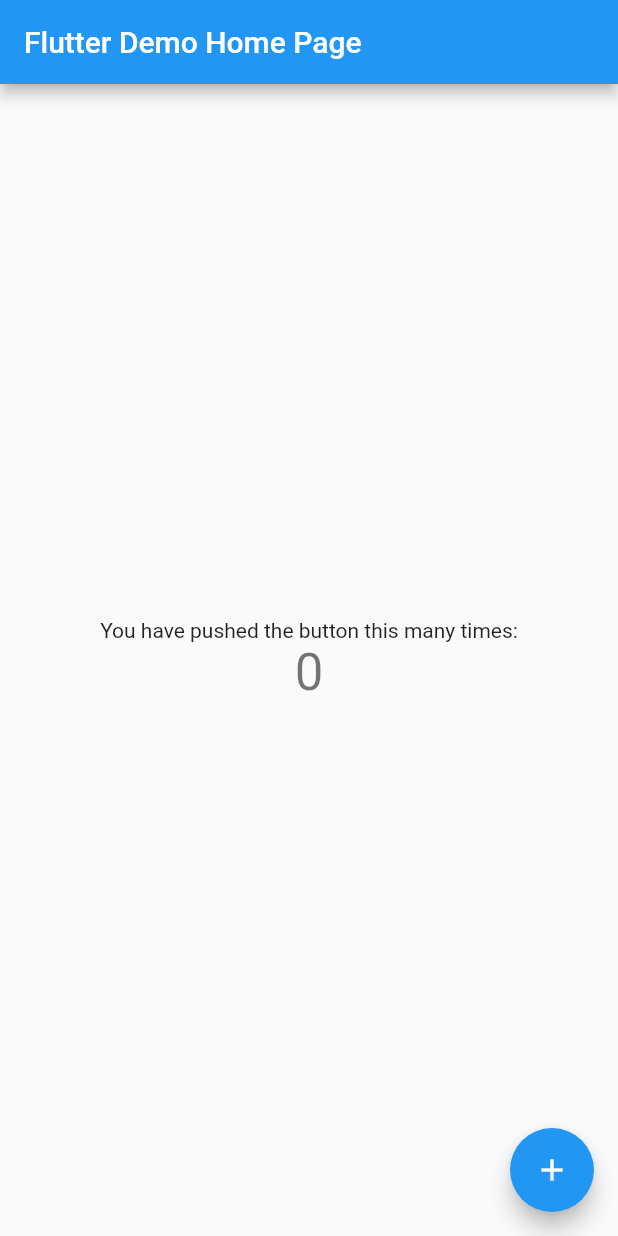
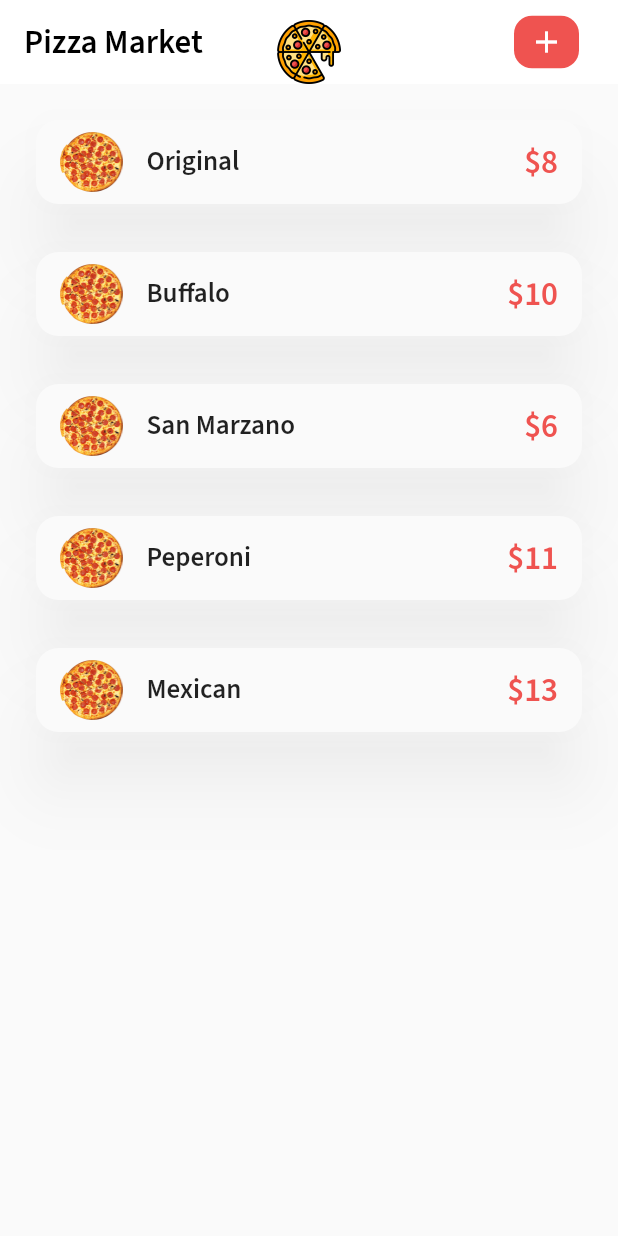
Before and after one commit to Mandalolec/Flutter-beginning-of-the-way, a Flutter app: the screen it shows after launch, on a phone screen of 412 x 824 dp. Run offline on Flutter 3.47's test engine with Material 2 defaults, Android fonts, the light colour scheme and no system bars; our stand-ins replace google_fonts.

Commit message:
Finish
This is a finished application. I changed the icon on the desktop,
added images to the assets folder, created all the same pages and
classes that I had in the test branch. Tried to repeat UI tasks

```diff
--- a/lib/main.dart
+++ b/lib/main.dart
@@ -1,115 +1,24 @@
 import 'package:flutter/material.dart';
+import 'package:provider/provider.dart';
+
+import 'pages/market_page.dart';
+import 'models/pizza.dart';
 
 void main() {
-  runApp(const MyApp());
+  runApp(const PizzaMarket());
 }
 
-class MyApp extends StatelessWidget {
-  const MyApp({Key? key}) : super(key: key);
+class PizzaMarket extends StatelessWidget {
+  const PizzaMarket({Key? key}) : super(key: key);
 
-  // This widget is the root of your application.
   @override
   Widget build(BuildContext context) {
-    return MaterialApp(
-      title: 'Flutter Demo',
-      theme: ThemeData(
-        // This is the theme of your application.
-        //
-        // Try running your application with "flutter run". You'll see the
-        // application has a blue toolbar. Then, without quitting the app, try
-        // changing the primarySwatch below to Colors.green and then invoke
-        // "hot reload" (press "r" in the console where you ran "flutter run",
-        // or simply save your changes to "hot reload" in a Flutter IDE).
-        // Notice that the counter didn't reset back to zero; the application
-        // is not restarted.
-        primarySwatch: Colors.blue,
+    return ChangeNotifierProvider<PizzaList>(
+      create: (context) => PizzaList(),
+      child: const MaterialApp(
+        title: 'pizza_first',
+        home: MarketPage(),
       ),
-      home: const MyHomePage(title: 'Flutter Demo Home Page'),
     );
   }
 }
-
-class MyHomePage extends StatefulWidget {
-  const MyHomePage({Key? key, required this.title}) : super(key: key);
-
-  // This widget is the home page of your application. It is stateful, meaning
-  // that it has a State object (defined below) that contains fields that affect
-  // how it looks.
-
-  // This class is the configuration for the state. It holds the values (in this
-  // case the title) provided by the parent (in this case the App widget) and
-  // used by the build method of the State. Fields in a Widget subclass are
-  // always marked "final".
-
-  final String title;
-
-  @override
-  State<MyHomePage> createState() => _MyHomePageState();
-}
-
-class _MyHomePageState extends State<MyHomePage> {
-  int _counter = 0;
-
-  void _incrementCounter() {
-    setState(() {
-      // This call to setState tells the Flutter framework that something has
-      // changed in this State, which causes it to rerun the build method below
-      // so that the display can reflect the updated values. If we changed
-      // _counter without calling setState(), then the build method would not be
-      // called again, and so nothing would appear to happen.
-      _counter++;
-    });
-  }
-
-  @override
-  Widget build(BuildContext context) {
-    // This method is rerun every time setState is called, for instance as done
-    // by the _incrementCounter method above.
-    //
-    // The Flutter framework has been optimized to make rerunning build methods
-    // fast, so that you can just rebuild anything that needs updating rather
-    // than having to individually change instances of widgets.
-    return Scaffold(
-      appBar: AppBar(
-        // Here we take the value from the MyHomePage object that was created by
-        // the App.build method, and use it to set our appbar title.
-        title: Text(widget.title),
-      ),
-      body: Center(
-        // Center is a layout widget. It takes a single child and positions it
-        // in the middle of the parent.
-        child: Column(
-          // Column is also a layout widget. It takes a list of children and
-          // arranges them vertically. By default, it sizes itself to fit its
-          // children horizontally, and tries to be as tall as its parent.
-          //
-          // Invoke "debug painting" (press "p" in the console, choose the
-          // "Toggle Debug Paint" action from the Flutter Inspector in Android
-          // Studio, or the "Toggle Debug Paint" command in Visual Studio Code)
-          // to see the wireframe for each widget.
-          //
-          // Column has various properties to control how it sizes itself and
-          // how it positions its children. Here we use mainAxisAlignment to
-          // center the children vertically; the main axis here is the vertical
-          // axis because Columns are vertical (the cross axis would be
-          // horizontal).
-          mainAxisAlignment: MainAxisAlignment.center,
-          children: <Widget>[
-            const Text(
-              'You have pushed the button this many times:',
-            ),
-            Text(
-              '$_counter',
-              style: Theme.of(context).textTheme.headline4,
-            ),
-          ],
-        ),
-      ),
-      floatingActionButton: FloatingActionButton(
-        onPressed: _incrementCounter,
-        tooltip: 'Increment',
-        child: const Icon(Icons.add),
-      ), // This trailing comma makes auto-formatting nicer for build methods.
-    );
-  }
-}
--- /dev/null
+++ b/lib/models/my_list_widget.dart
@@ -0,0 +1,37 @@
+import 'package:flutter/material.dart';
+import 'package:google_fonts/google_fonts.dart';
+import 'package:provider/provider.dart';
+
+import 'pizza.dart';
+
+// ignore: must_be_immutable
+class ListPizzaWrapper extends StatelessWidget {
+  List<Pizza> pList = [];
+  ListPizzaWrapper({Key? key, required this.pList}) : super(key: key);
+  @override
+  Widget build(BuildContext context) {
+    return ListView.separated(
+        itemCount: context.watch<PizzaList>().getData.length,
+        separatorBuilder: (BuildContext context, int index) {
+          return const SizedBox(height: 32);
+        },
+        itemBuilder: (BuildContext context, int index) {
+          return Material(
+            elevation: 20,
+            shadowColor: Colors.black26,
+            borderRadius: BorderRadius.circular(15),
+            child: ListTile(
+              title: Text(pList[index].name,
+                  style: GoogleFonts.sourceSansPro(
+                      fontSize: 18, fontWeight: FontWeight.w600)),
+              trailing: Text("\$${pList[index].price}",
+                  style: GoogleFonts.sourceSansPro(
+                      fontSize: 22,
+                      fontWeight: FontWeight.w600,
+                      color: Colors.red[400])),
+              leading: Image.asset('assets/image/pizza0.png', scale: 12),
+            ),
+          );
+        });
+  }
+}
--- /dev/null
+++ b/lib/models/pizza.dart
@@ -0,0 +1,39 @@
+import 'package:flutter/material.dart';
+
+class Pizza {
+  String name = "";
+  String price = "";
+  Pizza(this.name, this.price);
+  @override
+  toString() => '{$name, $price}';
+}
+
+class PizzaList with ChangeNotifier {
+  List<Pizza> pizzaList = <Pizza>[
+    Pizza("Original", "8"),
+    Pizza("Buffalo", "10"),
+    Pizza("San Marzano", "6"),
+    Pizza("Peperoni", "11"),
+    Pizza("Mexican", "13"),
+  ];
+
+  List<Pizza> get getData => pizzaList;
+  String name = "";
+  String price = "";
+  void addPizzaListName(String newName) {
+    name = newName;
+    notifyListeners();
+  }
+
+  void addPizzaListCompanies(String newPrice) {
+    price = newPrice;
+    notifyListeners();
+  }
+
+  void addPizzaList(newName, newPrice) {
+    newName = name;
+    newPrice = price;
+    pizzaList.add(Pizza(name, price));
+    notifyListeners();
+  }
+}
--- /dev/null
+++ b/lib/pages/market_page.dart
@@ -0,0 +1,70 @@
+import 'package:flutter/material.dart';
+import 'package:google_fonts/google_fonts.dart';
+import 'package:provider/provider.dart';
+
+import 'add_pizza_page.dart';
+import '/models/my_list_widget.dart';
+import '/models/pizza.dart';
+
+PizzaList person = PizzaList();
+
+class MarketPage extends StatelessWidget {
+  const MarketPage({Key? key}) : super(key: key);
+
+  @override
+  Widget build(BuildContext context) {
+    List<Pizza> pizzaList = context.watch<PizzaList>().getData;
+
+    void openAddPizzaPage() {
+      Navigator.pushReplacement(
+        context,
+        MaterialPageRoute(
+          builder: (context) => const AddPizzaPage(),
+        ),
+      );
+    }
+
+    return Scaffold(
+      appBar: AppBar(
+        backgroundColor: Colors.white,
+        foregroundColor: Colors.white,
+        elevation: 0,
+        flexibleSpace: Image.asset(
+          'assets/image/pizza_logo.png',
+          scale: 12,
+          alignment: Alignment.bottomCenter,
+        ),
+        title: Row(
+          children: [
+            Expanded(
+                flex: 5,
+                child: Text("Pizza Market",
+                    style: GoogleFonts.sourceSansPro(
+                      fontSize: 22,
+                      fontWeight: FontWeight.w600,
+                      color: Colors.black,
+                    ))),
+            Expanded(
+                flex: 1,
+                child: Container(
+                  height: 35,
+                  margin: const EdgeInsets.all(10),
+                  child: FloatingActionButton(
+                    heroTag: "Market",
+                    elevation: 0,
+                    shape: RoundedRectangleBorder(
+                        borderRadius: BorderRadius.circular(12)),
+                    backgroundColor: Colors.red[400],
+                    child: const Icon(Icons.add_outlined, color: Colors.white),
+                    onPressed: openAddPizzaPage,
+                  ),
+                ))
+          ],
+        ),
+      ),
+      body: Container(
+          margin: const EdgeInsets.all(24.0),
+          child: ListPizzaWrapper(pList: pizzaList)),
+    );
+  }
+}
--- a/pubspec.yaml
+++ b/pubspec.yaml
@@ -34,6 +34,8 @@
   # The following adds the Cupertino Icons font to your application.
   # Use with the CupertinoIcons class for iOS style icons.
   cupertino_icons: ^1.0.2
+  provider: ^6.0.2
+  google_fonts: ^2.3.2
 
 dev_dependencies:
   flutter_test:
@@ -56,7 +58,9 @@
   # included with your application, so that you can use the icons in
   # the material Icons class.
   uses-material-design: true
-
+  assets:
+    - assets/image/pizza_logo.png
+    - assets/image/pizza0.png
   # To add assets to your application, add an assets section, like this:
   # assets:
   #   - images/a_dot_burr.jpeg
```
Also changed, not shown: lib/models/my_text_field_widget.dart (added, +84 -0 lines), lib/pages/add_pizza_page.dart (added, +123 -0 lines), assets/image/pizza0.png (added), assets/image/pizza_logo.png (added), pubspec.lock, 6 other files.
